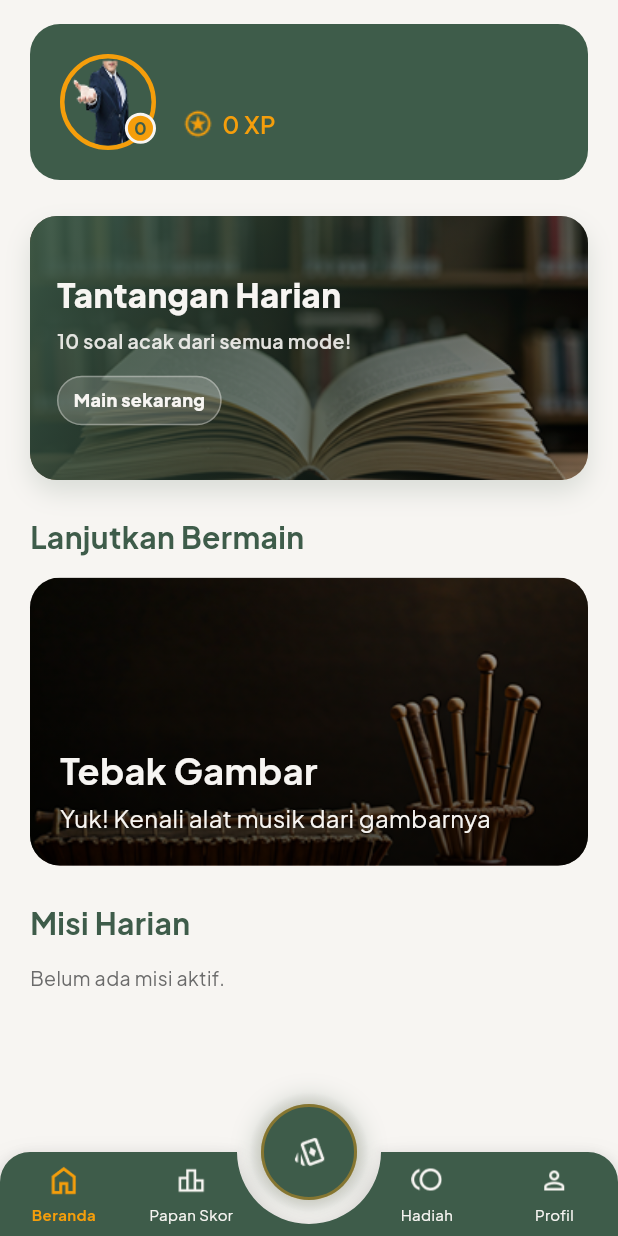
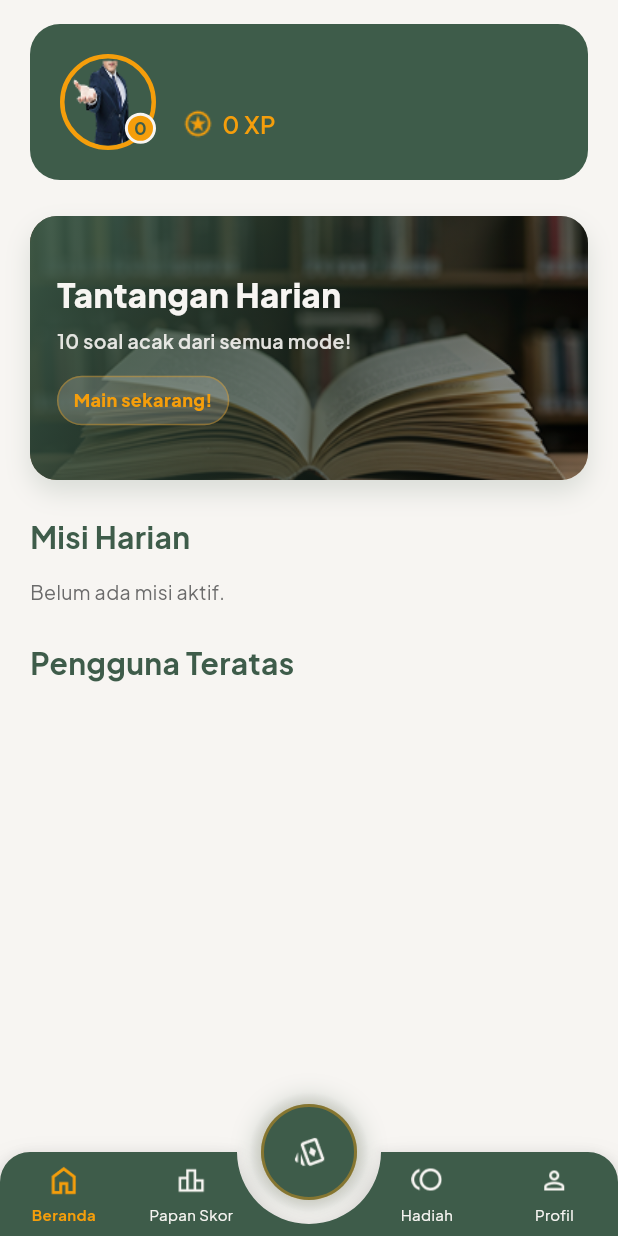
Before and after one commit to NarCobahtml/SwaraNusa-Quiz, a Flutter app: the MainNavigation screen opened by its route, on a phone screen of 412 x 824 dp. Run offline on Flutter 3.47's test engine with Material 3 defaults, Android fonts, the phone set to English and light mode, and no system bars; drawn by our look-alikes of animated_bottom_navigation_bar; our stand-ins replace audioplayers, cloud_firestore, firebase_auth, firebase_core, flutter_dotenv, flutter_svg and 4 more; accounts and stored records are empty.

Commit message:
final commit

```diff
--- a/lib/app/modules/home/views/home_page.dart
+++ b/lib/app/modules/home/views/home_page.dart
@@ -2,11 +2,11 @@ import 'package:flutter/material.dart';
 import 'package:get/get.dart';
 import 'package:swaranusaquiz/app/data/services/user_service.dart';
 import 'package:swaranusaquiz/app/modules/home/controllers/home_controller.dart';
-import 'package:swaranusaquiz/app/modules/home/widgets/continue_playing_section.dart';
 import 'package:swaranusaquiz/app/modules/home/widgets/daily_quiz_cta_card.dart';
 import 'package:swaranusaquiz/app/modules/home/widgets/daily_missions_section.dart';
 import 'package:swaranusaquiz/app/modules/home/widgets/home_leaderboard_section.dart';
 import 'package:swaranusaquiz/app/modules/home/widgets/home_profile_card.dart';
+import 'package:swaranusaquiz/app/utils/app_colors.dart';
 
 class HomePage extends StatelessWidget {
   final VoidCallback? onNavigateToMode;
@@ -40,16 +40,21 @@ class HomePage extends StatelessWidget {
                 const SizedBox(height: 24),
                 DailyQuizCtaCard(onTap: controller.openDailyQuiz),
                 const SizedBox(height: 24),
-                ContinuePlayingSection(
-                  onTap: onNavigateToMode ?? controller.openMode,
-                ),
-                const SizedBox(height: 24),
                 Obx(
                   () => DailyMissionsSection(
                     missions: controller.dailyMissions,
                   ),
                 ),
                 const SizedBox(height: 24),
+                const Text(
+                  'Pengguna Teratas',
+                  style: TextStyle(
+                    color: AppColors.textDark,
+                    fontSize: 20,
+                    fontWeight: FontWeight.bold,
+                  ),
+                ),
+                const SizedBox(height: 12),
                 Obx(
                   () => HomeLeaderboardSection(
                     entries: controller.leaderboardEntries.toList(
--- a/lib/app/modules/home/widgets/continue_playing_section.dart
+++ /dev/null
@@ -1,82 +0,0 @@
-import 'package:flutter/material.dart';
-import 'package:swaranusaquiz/app/utils/app_colors.dart';
-
-class ContinuePlayingSection extends StatelessWidget {
-  final VoidCallback onTap;
-
-  const ContinuePlayingSection({super.key, required this.onTap});
-
-  @override
-  Widget build(BuildContext context) {
-    return Column(
-      crossAxisAlignment: CrossAxisAlignment.start,
-      children: [
-        const Text(
-          'Lanjutkan Bermain',
-          style: TextStyle(
-            color: AppColors.textDark,
-            fontSize: 20,
-            fontWeight: FontWeight.bold,
-          ),
-        ),
-        const SizedBox(height: 12),
-        GestureDetector(
-          onTap: onTap,
-          child: Container(
-            width: double.infinity,
-            height: 192,
-            decoration: BoxDecoration(
-              borderRadius: BorderRadius.circular(20),
-              image: const DecorationImage(
-                image: AssetImage('assets/image/tebak_gambar.png'),
-                fit: BoxFit.cover,
-              ),
-            ),
-            child: Stack(
-              children: [
-                Container(
-                  decoration: BoxDecoration(
-                    borderRadius: BorderRadius.circular(20),
-                    gradient: LinearGradient(
-                      begin: Alignment.topCenter,
-                      end: Alignment.bottomCenter,
-                      colors: [
-                        AppColors.overlay.withValues(alpha: 0.3),
-                        AppColors.overlay.withValues(alpha: 0.7),
-                      ],
-                    ),
-                  ),
-                ),
-                const Padding(
-                  padding: EdgeInsets.all(20),
-                  child: Column(
-                    crossAxisAlignment: CrossAxisAlignment.start,
-                    mainAxisAlignment: MainAxisAlignment.end,
-                    children: [
-                      Text(
-                        'Tebak Gambar',
-                        style: TextStyle(
-                          color: AppColors.textLight,
-                          fontSize: 24,
-                          fontWeight: FontWeight.bold,
-                        ),
-                      ),
-                      SizedBox(height: 4),
-                      Text(
-                        'Yuk! Kenali alat musik dari gambarnya',
-                        style: TextStyle(
-                          color: AppColors.textLight,
-                          fontSize: 16,
-                        ),
-                      ),
-                    ],
-                  ),
-                ),
-              ],
-            ),
-          ),
-        ),
-      ],
-    );
-  }
-}
--- a/lib/app/modules/home/widgets/daily_quiz_cta_card.dart
+++ b/lib/app/modules/home/widgets/daily_quiz_cta_card.dart
@@ -93,12 +93,12 @@ class _PlayBadge extends StatelessWidget {
       decoration: BoxDecoration(
         color: AppColors.textLight.withValues(alpha: 0.18),
         borderRadius: BorderRadius.circular(999),
-        border: Border.all(color: AppColors.textLight.withValues(alpha: 0.35)),
+        border: Border.all(color: AppColors.gold.withValues(alpha: 0.35)),
       ),
       child: const Text(
-        'Main sekarang',
+        'Main sekarang!',
         style: TextStyle(
-          color: AppColors.textLight,
+          color: AppColors.gold,
           fontSize: 12,
           fontWeight: FontWeight.w800,
         ),
--- a/pubspec.yaml
+++ b/pubspec.yaml
@@ -63,7 +63,7 @@ dev_dependencies:
 flutter_launcher_icons:
   android: true
   ios: true
-  image_path: "assets/image/logoapk.png"
+  image_path: "assets/image/logofix.png"
   min_sdk_android: 21 # android min sdk min:16, default 21
 
 # For information on the generic Dart part of this file, see the
```
Also changed, not shown: lib/app/modules/auth/views/login.dart (+2 -16 lines), lib/app/modules/auth/views/signup.dart (+2 -16 lines), lib/app/modules/level_selection/widgets/level_selection_colors.dart (deleted, +0 -11 lines), lib/app/modules/reward/widgets/active_missions_section.dart (+8 -1 lines), assets/image/logofix.png (added), assets/image/logonew.png (added), 26 other files.
